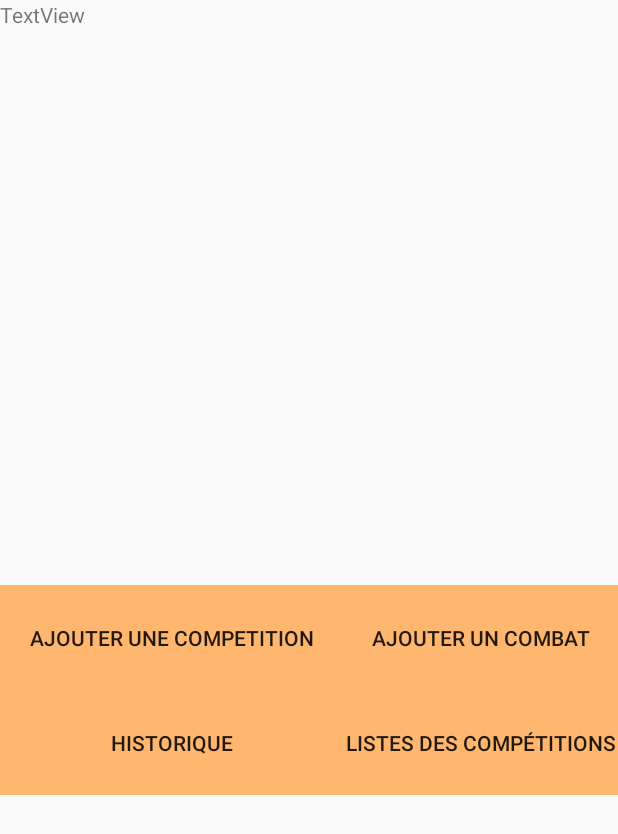
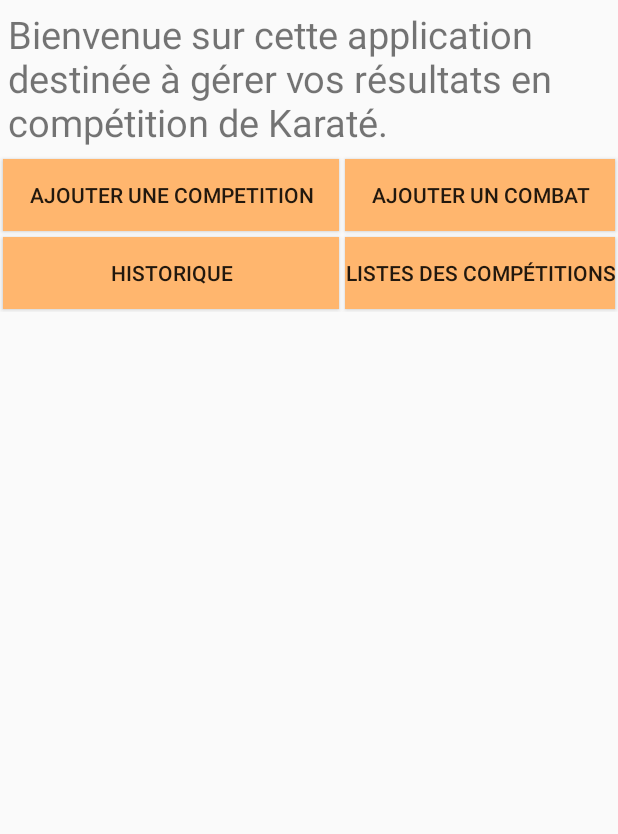
Before and after one commit to antoinerey1/Projet-MMA-android, an Android app: the screen it shows after launch (MainActivity), on a phone screen of 412 x 824 dp. Shown: the top 834 px of the screen. Run offline under Robolectric (Android 15) with nearby library versions, the phone set to English and light mode, and no system bars; 3 statements that could not run were skipped.

Commit message:
main activity

```diff
--- a/KarateManager/app/src/main/res/layout/activity_main.xml
+++ b/KarateManager/app/src/main/res/layout/activity_main.xml
@@ -8,46 +8,60 @@
         android:id="@+id/textView2"
         android:layout_width="match_parent"
         android:layout_height="wrap_content"
-        android:layout_weight="0.73"
-        android:text="TextView" />
+        android:padding="5dp"
+        android:text="@string/main_pres"
+        android:textSize="25sp" />
 
     <GridLayout
         android:layout_width="match_parent"
         android:layout_height="wrap_content"
         android:columnCount="2"
-        android:orientation="horizontal">
+        android:orientation="horizontal"
+        android:rowCount="3">
 
         <Button
             android:id="@+id/competButton"
             android:layout_width="wrap_content"
-            android:layout_height="70dp"
+            android:layout_height="wrap_content"
+            android:layout_column="0"
             android:layout_columnWeight="1"
             android:layout_gravity="fill_horizontal"
+            android:layout_margin="2dp"
+            android:layout_row="0"
             android:background="#ffb66e"
             android:text="Ajouter une competition" />
 
         <Button
             android:id="@+id/combatButton"
             android:layout_width="wrap_content"
-            android:layout_height="70dp"
+            android:layout_height="wrap_content"
+            android:layout_column="1"
             android:layout_columnWeight="1"
             android:layout_gravity="fill_horizontal"
+            android:layout_margin="2dp"
+            android:layout_row="0"
             android:background="#ffb66e"
             android:text="Ajouter un combat" />
 
         <Button
             android:id="@+id/histoButton"
             android:layout_width="wrap_content"
-            android:layout_height="70dp"
+            android:layout_height="wrap_content"
+            android:layout_column="0"
             android:layout_gravity="fill_horizontal"
+            android:layout_margin="2dp"
+            android:layout_row="1"
             android:background="#ffb66e"
             android:text="Historique" />
 
         <Button
             android:id="@+id/listeButton"
             android:layout_width="wrap_content"
-            android:layout_height="70dp"
+            android:layout_height="wrap_content"
+            android:layout_column="1"
             android:layout_gravity="fill_horizontal"
+            android:layout_margin="2dp"
+            android:layout_row="1"
             android:background="#ffb66e"
             android:text="Listes des compétitions" />
 
@@ -55,6 +69,7 @@
 
     <GridView
         android:layout_width="match_parent"
-        android:layout_height="156dp" />
+        android:layout_height="match_parent"
+        android:layout_columnSpan="2" />
 
 </LinearLayout>
--- a/KarateManager/app/src/main/res/values/strings.xml
+++ b/KarateManager/app/src/main/res/values/strings.xml
@@ -1,4 +1,5 @@
 <resources>
     <string name="app_name">KarateManager</string>
     <string name="action_settings">Options</string>
+    <string name="main_pres">Bienvenue sur cette application destinée à gérer vos résultats en compétition de Karaté.</string>
 </resources>
```
